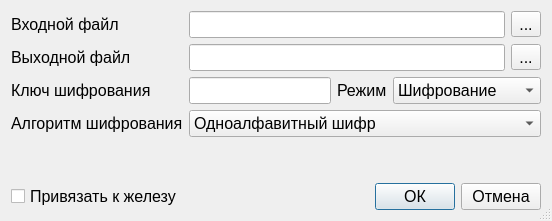
First picture: the form in dialog.ui, repository Pavluchkov/Scrambler, before the edit.
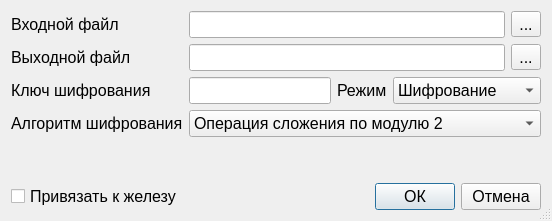
Second picture: the form after the edit.

Commit message: Начата работа по второму пункту шифрования. Сделано отключение поля ключа, при выборе нужных пунктов comboBox Осталась ошибка: при выборе привязка к железу key = 0

The edit to the form file:
```diff
--- a/dialog.ui
+++ b/dialog.ui
@@ -198,7 +198,7 @@
          </property>
          <item>
           <property name="text">
-           <string>Одноалфавитный шифр</string>
+           <string>Операция сложения по модулю 2</string>
           </property>
          </item>
          <item>
```
Left out of the diff: 2 changed lines with no effect on the pictures. The commit also changes 2 other files.
